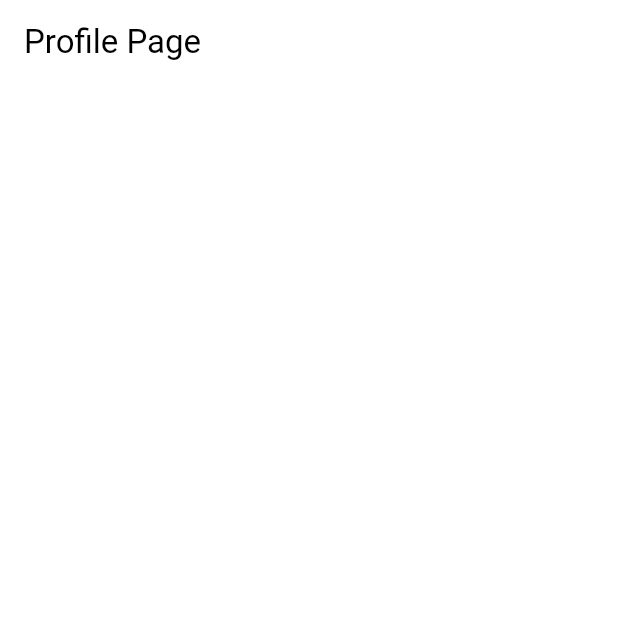
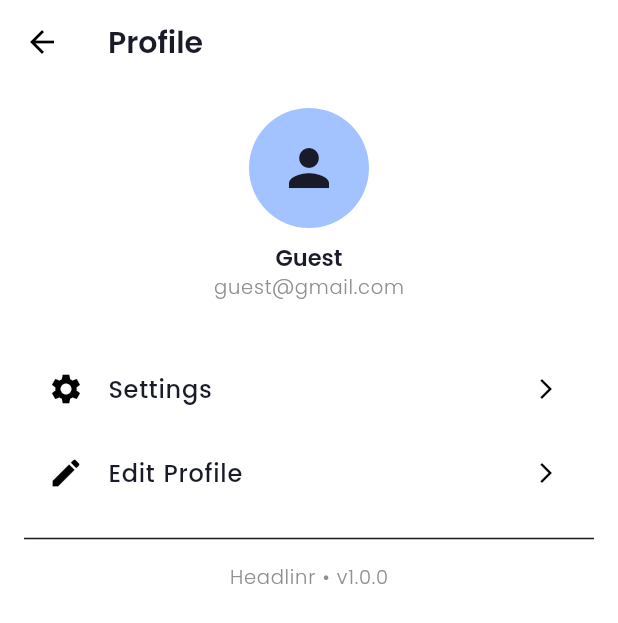
Before and after one commit to DevPatel1102/Headlinr, a Flutter app: the ProfilePage screen opened directly, on a phone screen of 412 x 824 dp. Shown: the top 623 px of the screen. Run offline on Flutter 3.47's test engine with Material 3 defaults, Android fonts, the phone set to English and light mode, and no system bars; our stand-ins replace flutter_dotenv, flutter_tts, fluttertoast, get, lottie, shimmer; network calls fail.

Commit message:
Profile Page Added and Settings Page Also

```diff
--- a/lib/Controllers/bottom_navigation_controller.dart
+++ b/lib/Controllers/bottom_navigation_controller.dart
@@ -1,7 +1,7 @@
 import 'package:get/get.dart';
 import 'package:news_app/Pages/ArticlePage/article_page.dart';
 import 'package:news_app/Pages/HomePage/home_page.dart';
-import 'package:news_app/Pages/ProfilePage/profile_page.dart';
+import 'package:news_app/Pages/ProfileSettingsPage/profile_settings_page.dart';
 
 class BottomNavController extends GetxController{
 
@@ -10,6 +10,6 @@ class BottomNavController extends GetxController{
   var pages = [
     HomePage(),
     ArticlePage(),
-    ProfilePage()
+    ProfileSettingsPage()
   ];
 }
--- /dev/null
+++ b/lib/Controllers/profile_controller.dart
@@ -0,0 +1,11 @@
+import 'package:get/get.dart';
+
+class ProfileController extends GetxController {
+  var name = "Guest".obs;
+  var email = "guest@gmail.com".obs;
+
+  void updateProfile({required String newName, required String newEmail}) {
+    name.value = newName;
+    email.value = newEmail;
+  }
+}
--- a/lib/Pages/HomePage/home_page.dart
+++ b/lib/Pages/HomePage/home_page.dart
@@ -7,6 +7,7 @@ import 'package:news_app/Controllers/news_controller.dart';
 import 'package:news_app/Pages/HomePage/widgets/news_tile.dart';
 import 'package:news_app/Pages/HomePage/widgets/trending_card.dart';
 import 'package:news_app/Pages/NewsDetails/news_details.dart';
+import 'package:news_app/Pages/ProfilePage/profile_page.dart';
 
 class HomePage extends StatefulWidget {
   const HomePage({super.key});
@@ -50,7 +51,9 @@ class _HomePageState extends State<HomePage> {
                     style: Theme.of(context).textTheme.headlineLarge,
                   ),
                   InkWell(
-                    onTap: () {},
+                    onTap: () {
+                      Get.to(() => ProfilePage());
+                    },
                     child: Container(
                       width: 50,
                       height: 50,
--- a/lib/Pages/ProfilePage/profile_page.dart
+++ b/lib/Pages/ProfilePage/profile_page.dart
@@ -1,17 +1,106 @@
 import 'package:flutter/material.dart';
+import 'package:get/get.dart';
+import 'package:news_app/Pages/ProfileSettingsPage/profile_settings_page.dart';
+
+import '../../Controllers/profile_controller.dart';
+import '../EditProfilePage/edit_profile_page.dart';
 
 class ProfilePage extends StatelessWidget {
   const ProfilePage({super.key});
 
   @override
   Widget build(BuildContext context) {
+    final theme = Theme.of(context);
+    final ProfileController controller = Get.put(ProfileController());
+
     return Scaffold(
       appBar: AppBar(
-        title: Text("Profile Page"),
+        title: Text(
+          "Profile",
+          style: theme.textTheme.headlineMedium,
+        ),
       ),
-      body: Column(
-        children: [],
+      body: ListView(
+        padding: const EdgeInsets.all(16),
+        children: [
+          // Profile Header
+          Center(
+            child: Column(
+              children: [
+                CircleAvatar(
+                  radius: 40,
+                  backgroundColor: theme.colorScheme.primary,
+                  child: Icon(Icons.person, size: 40, color: theme.colorScheme.onPrimaryContainer),
+                ),
+                const SizedBox(height: 10),
+                Obx(() => Text(
+                  controller.name.value,
+                  style: theme.textTheme.headlineSmall,
+                )),
+                Obx(() => Text(
+                  controller.email.value,
+                  style: theme.textTheme.labelSmall,
+                )),
+              ],
+            ),
+          ),
+          const SizedBox(height: 30),
+
+          // Settings Navigation
+          ListTile(
+            leading: const Icon(Icons.settings),
+            title: Text("Settings", style: theme.textTheme.bodyLarge),
+            trailing: const Icon(Icons.arrow_forward_ios, size: 16),
+            onTap: () => Get.to(() => ProfileSettingsPage()),
+          ),
+
+          // Edit Profile (Placeholder)
+          ListTile(
+            leading: const Icon(Icons.edit),
+            title: Text("Edit Profile", style: theme.textTheme.bodyLarge),
+            trailing: const Icon(Icons.arrow_forward_ios, size: 16),
+            onTap: () {
+              Get.to(() => const EditProfilePage());
+            },
+          ),
+
+          // // Logout
+          // ListTile(
+          //   leading: const Icon(Icons.logout),
+          //   title: Text("Logout", style: theme.textTheme.bodyLarge),
+          //   trailing: const Icon(Icons.arrow_forward_ios, size: 16),
+          //   onTap: () {
+          //     // Add your logout logic here
+          //     Get.defaultDialog(
+          //       title: "Logout",
+          //       content: const Text("Are you sure you want to logout?"),
+          //       confirm: ElevatedButton(
+          //         onPressed: () {
+          //           Get.back(); // Close dialog
+          //           // Perform logout logic
+          //           Get.snackbar("Logged Out", "You have been logged out.");
+          //         },
+          //         child: const Text("Yes"),
+          //       ),
+          //       cancel: TextButton(
+          //         onPressed: () => Get.back(),
+          //         child: const Text("Cancel"),
+          //       ),
+          //     );
+          //   },
+          // ),
+
+          const Divider(height: 32),
+
+          // App version info
+          Center(
+            child: Text(
+              "Headlinr • v1.0.0",
+              style: theme.textTheme.labelSmall,
+            ),
+          ),
+        ],
       ),
-    );;
+    );
   }
 }
```
Also changed, not shown: lib/Controllers/profile_settings_controller.dart (added, +11 -0 lines), lib/Pages/EditProfilePage/edit_profile_page.dart (added, +51 -0 lines), lib/Pages/ProfileSettingsPage/profile_settings_page.dart (added, +59 -0 lines).
